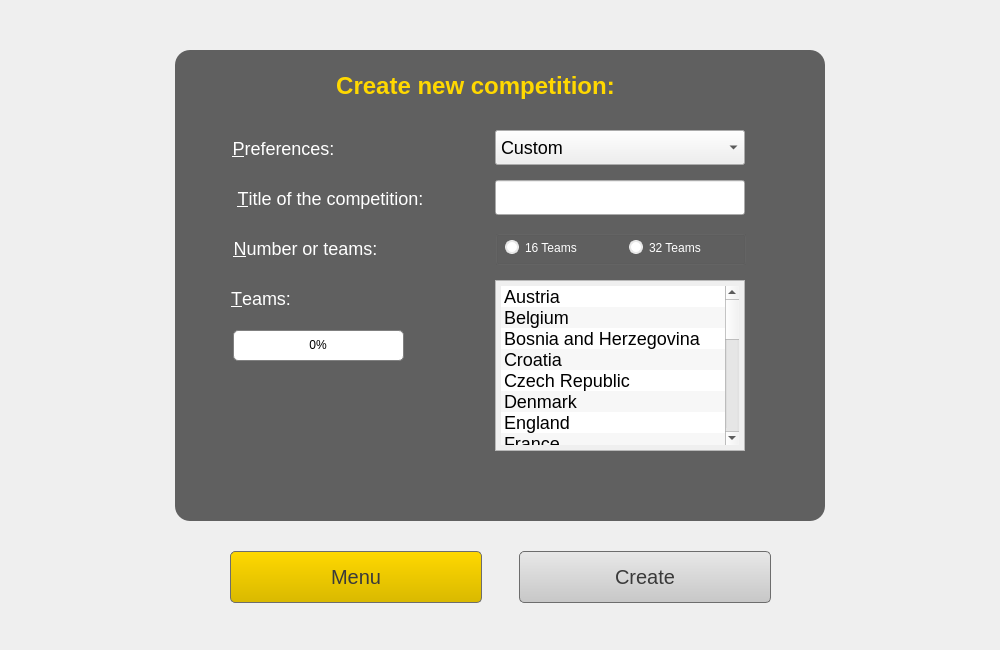
Qt form sources/FootballEditor16/GUIApp/createcompdialog.ui (vaddya/FootballEditor16) before a commit.
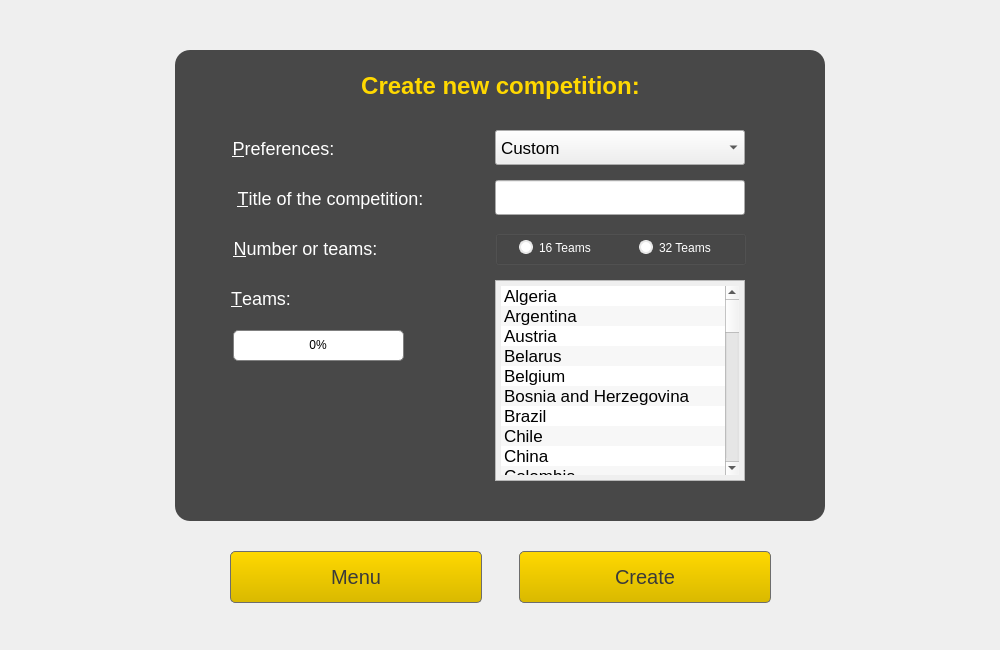
The same form after that commit. Icons and pictures are not drawn.

```diff
--- a/sources/FootballEditor16/GUIApp/createcompdialog.ui
+++ b/sources/FootballEditor16/GUIApp/createcompdialog.ui
@@ -79,13 +79,12 @@
     <item>
      <widget class="QPushButton" name="btnCreate">
       <property name="enabled">
-       <bool>false</bool>
+       <bool>true</bool>
       </property>
       <property name="styleSheet">
        <string notr="true">QPushButton { 
 	border: 1px solid #6d6d6d transparent;
 	background: qlineargradient(x1: 0, y1: 1, x2: 0, y2: 0,  stop: 0 #d9b900, stop: 1 #ffd800);
-	background: qlineargradient(x1: 0, y1: 1, x2: 0, y2: 0,  stop: 0 #c7c7c7, stop: 1 #e8e8e8);
 	border-radius: 5px;
 	color: #3a3a3a;
 	font-size: 20px;
@@ -120,7 +119,7 @@
    <property name="styleSheet">
     <string notr="true">#frame {
 	border: 0px;
-	background-color: rgba(0, 0, 0, 0.6);
+	background-color: rgba(0, 0, 0, 0.7);
 	border-radius: 15px;
 }</string>
    </property>
@@ -135,7 +134,7 @@
      <rect>
       <x>0</x>
       <y>20</y>
-      <width>601</width>
+      <width>651</width>
       <height>31</height>
      </rect>
     </property>
@@ -263,7 +262,7 @@
     <widget class="QRadioButton" name="rbtn32">
      <property name="geometry">
       <rect>
-       <x>124</x>
+       <x>134</x>
        <y>0</y>
        <width>111</width>
        <height>35</height>
@@ -306,9 +305,9 @@
     <widget class="QRadioButton" name="rbtn16">
      <property name="geometry">
       <rect>
-       <x>0</x>
+       <x>14</x>
        <y>0</y>
-       <width>115</width>
+       <width>111</width>
        <height>35</height>
       </rect>
      </property>
@@ -478,7 +477,7 @@
      </sizepolicy>
     </property>
     <property name="styleSheet">
-     <string notr="true">font-size: 18px;
+     <string notr="true">font-size: 17px;
 width: 220px;
 height: 35px;
 padding-left: 5px;</string>
@@ -514,11 +513,11 @@
       <x>320</x>
       <y>230</y>
       <width>250</width>
-      <height>171</height>
+      <height>201</height>
      </rect>
     </property>
     <property name="styleSheet">
-     <string notr="true">font-size: 18px;
+     <string notr="true">font-size: 17px;
 padding-left: 5px;
 padding-top: 5px;
 padding-bottom: 5px;
@@ -545,17 +544,35 @@
     <property name="flow">
      <enum>QListView::TopToBottom</enum>
     </property>
+    <property name="viewMode">
+     <enum>QListView::ListMode</enum>
+    </property>
     <property name="selectionRectVisible">
      <bool>true</bool>
     </property>
     <property name="sortingEnabled">
      <bool>true</bool>
     </property>
+    <item>
+     <property name="text">
+      <string>Algeria</string>
+     </property>
+    </item>
+    <item>
+     <property name="text">
+      <string>Argentina</string>
+     </property>
+    </item>
     <item>
      <property name="text">
       <string>Austria</string>
      </property>
     </item>
+    <item>
+     <property name="text">
+      <string>Belarus</string>
+     </property>
+    </item>
     <item>
      <property name="text">
       <string>Belgium</string>
@@ -566,6 +583,31 @@
       <string>Bosnia and Herzegovina</string>
      </property>
     </item>
+    <item>
+     <property name="text">
+      <string>Brazil</string>
+     </property>
+    </item>
+    <item>
+     <property name="text">
+      <string>Chile</string>
+     </property>
+    </item>
+    <item>
+     <property name="text">
+      <string>China</string>
+     </property>
+    </item>
+    <item>
+     <property name="text">
+      <string>Colombia</string>
+     </property>
+    </item>
+    <item>
+     <property name="text">
+      <string>Cote d'Ivoire</string>
+     </property>
+    </item>
     <item>
      <property name="text">
       <string>Croatia</string>
@@ -581,6 +623,11 @@
       <string>Denmark</string>
      </property>
     </item>
+    <item>
+     <property name="text">
+      <string>Egypt</string>
+     </property>
+    </item>
     <item>
      <property name="text">
       <string>England</string>
@@ -611,16 +658,51 @@
       <string>Ireland</string>
      </property>
     </item>
+    <item>
+     <property name="text">
+      <string>Israel</string>
+     </property>
+    </item>
     <item>
      <property name="text">
       <string>Italy</string>
      </property>
     </item>
+    <item>
+     <property name="text">
+      <string>Japan</string>
+     </property>
+    </item>
+    <item>
+     <property name="text">
+      <string>Mexico</string>
+     </property>
+    </item>
+    <item>
+     <property name="text">
+      <string>Montenegro</string>
+     </property>
+    </item>
     <item>
      <property name="text">
       <string>Netherlands</string>
      </property>
     </item>
+    <item>
+     <property name="text">
+      <string>Northern Ireland</string>
+     </property>
+    </item>
+    <item>
+     <property name="text">
+      <string>Norway</string>
+     </property>
+    </item>
+    <item>
+     <property name="text">
+      <string>Paraguay</string>
+     </property>
+    </item>
     <item>
      <property name="text">
       <string>Portugal</string>
@@ -636,11 +718,26 @@
       <string>Russia</string>
      </property>
     </item>
+    <item>
+     <property name="text">
+      <string>Scotland</string>
+     </property>
+    </item>
+    <item>
+     <property name="text">
+      <string>Serbia</string>
+     </property>
+    </item>
     <item>
      <property name="text">
       <string>Slovakia</string>
      </property>
     </item>
+    <item>
+     <property name="text">
+      <string>Slovenia</string>
+     </property>
+    </item>
     <item>
      <property name="text">
       <string>Spain</string>
@@ -666,6 +763,21 @@
       <string>Ukraine</string>
      </property>
     </item>
+    <item>
+     <property name="text">
+      <string>UNKOWN TEAM</string>
+     </property>
+    </item>
+    <item>
+     <property name="text">
+      <string>USA</string>
+     </property>
+    </item>
+    <item>
+     <property name="text">
+      <string>Wales</string>
+     </property>
+    </item>
    </widget>
    <widget class="QProgressBar" name="prbTeams">
     <property name="geometry">
```
Left out of the diff: 4 changed lines with no effect on the pictures.
